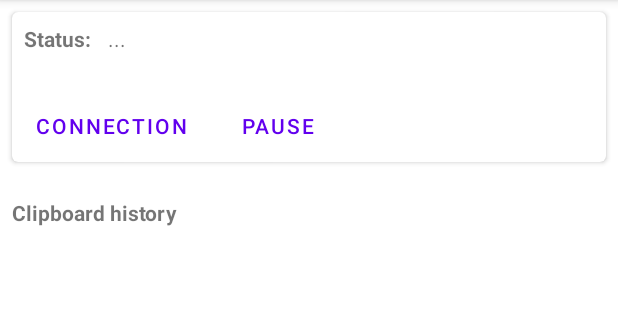
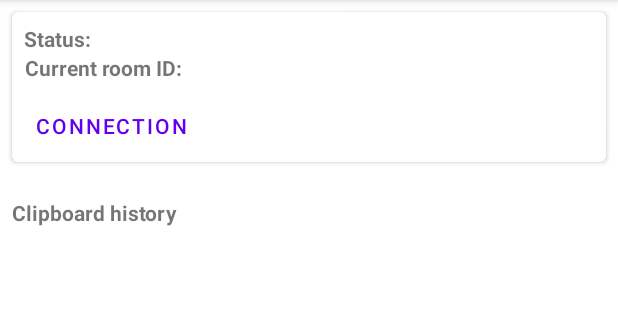
Before and after one commit to Ard2148810/Shared-clipboard-android, an Android app: the screen it shows after launch (MainActivity), on a phone screen of 412 x 824 dp, the part 84-404 px from its top. Run offline under Robolectric (Android 15) with nearby library versions, the light colour scheme and no system bars; 4 statements that could not run were skipped.

Commit message:
Small view changes

```diff
--- a/app/src/main/java/pl/adrian/sharedclipboard/ConnectionActivity.java
+++ b/app/src/main/java/pl/adrian/sharedclipboard/ConnectionActivity.java
@@ -37,6 +37,7 @@ public class ConnectionActivity extends AppCompatActivity {
 
         this.btnConnect.setOnClickListener(listener -> {
             if(connectionService != null) {
+                btnConnect.setEnabled(false);
                 Intent intent = new Intent(this, ConnectionService.class);
                 if(!isConnected) {
                     System.out.println("ConnectionActivity: starting service...");
@@ -72,10 +73,13 @@ public class ConnectionActivity extends AppCompatActivity {
     private void setConnectionStatus(boolean value) {
         System.out.println("Setting connection status to: " + value);
         this.isConnected = value;
+        this.btnConnect.setEnabled(true);
         if(value) {
             this.statusValue.setText(R.string.ws_connected);
+            this.btnConnect.setText(R.string.btn_disconnect);
         } else {
             this.statusValue.setText(R.string.ws_disconnected);
+            this.btnConnect.setText(R.string.btn_connect);
         }
     }
 
--- a/app/src/main/java/pl/adrian/sharedclipboard/MainActivity.java
+++ b/app/src/main/java/pl/adrian/sharedclipboard/MainActivity.java
@@ -35,6 +35,7 @@ public class MainActivity extends AppCompatActivity  {
     private ConnectionService connectionService;
 
     private TextView status;
+    private TextView roomId;
 
     private boolean isBound = false;
 
@@ -46,6 +47,7 @@ public class MainActivity extends AppCompatActivity  {
         setContentView(R.layout.activity_main);
         Toolbar toolbar = findViewById(R.id.toolbar);
         status = findViewById(R.id.status_value);
+        roomId = findViewById(R.id.room_id_value);
         setSupportActionBar(toolbar);
 
         findViewById(R.id.btn_connection).setOnClickListener(view1 -> {
@@ -147,12 +149,20 @@ public class MainActivity extends AppCompatActivity  {
         updateClipboardHistory();
     }
 
+    private void onRoomIdChanged(String roomId) {
+        this.roomId.setText(roomId);
+    }
+
     public void getStatus() {
         connectionService.isConnected.observe(this, this::setConnectionStatus);
     }
 
     private void getMessage() {
         connectionService.message.observe(this, this::onMessageChanged);
+    }
+
+    private void getRoomId() {
+        connectionService.roomId.observe(this, this::onRoomIdChanged);
     }
 
     private ServiceConnection serviceHandler = new ServiceConnection() {
@@ -164,6 +174,7 @@ public class MainActivity extends AppCompatActivity  {
             isBound = true;
             getStatus();
             getMessage();
+            getRoomId();
         }
 
         @Override
--- a/app/src/main/res/layout/activity_connection.xml
+++ b/app/src/main/res/layout/activity_connection.xml
@@ -44,7 +44,7 @@
         android:layout_width="wrap_content"
         android:layout_height="wrap_content"
         android:layout_marginTop="24dp"
-        android:text="@string/btn_connection"
+        android:text="@string/btn_connect"
         app:layout_constraintEnd_toEndOf="parent"
         app:layout_constraintStart_toStartOf="parent"
         app:layout_constraintTop_toBottomOf="@+id/editTextTextPersonName" />
--- a/app/src/main/res/layout/content_main.xml
+++ b/app/src/main/res/layout/content_main.xml
@@ -1,6 +1,7 @@
 <?xml version="1.0" encoding="utf-8"?>
 <androidx.constraintlayout.widget.ConstraintLayout xmlns:android="http://schemas.android.com/apk/res/android"
     xmlns:app="http://schemas.android.com/apk/res-auto"
+    xmlns:tools="http://schemas.android.com/tools"
     android:layout_width="match_parent"
     android:layout_height="match_parent"
     app:layout_behavior="@string/appbar_scrolling_view_behavior">
@@ -34,18 +35,8 @@
                 app:layout_constraintBottom_toBottomOf="parent"
                 app:layout_constraintStart_toStartOf="parent" />
 
-            <Button
-                android:id="@+id/btn_pause"
-                style="@style/Widget.MaterialComponents.Button.TextButton"
-                android:layout_width="wrap_content"
-                android:layout_height="wrap_content"
-                android:layout_marginStart="8dp"
-                android:text="Pause"
-                app:layout_constraintBottom_toBottomOf="parent"
-                app:layout_constraintStart_toEndOf="@+id/btn_connection" />
-
             <TextView
-                android:id="@+id/info_text"
+                android:id="@+id/info_status"
                 android:layout_width="wrap_content"
                 android:layout_height="wrap_content"
                 android:layout_marginStart="8dp"
@@ -57,14 +48,32 @@
                 app:layout_constraintTop_toTopOf="parent" />
 
             <TextView
+                android:id="@+id/info_room_id"
+                android:layout_width="wrap_content"
+                android:layout_height="wrap_content"
+                android:gravity="center"
+                android:text="Current room ID:"
+                android:textStyle="bold"
+                app:layout_constraintStart_toStartOf="@+id/info_status"
+                app:layout_constraintTop_toBottomOf="@+id/info_status" />
+
+            <TextView
                 android:id="@+id/status_value"
                 android:layout_width="wrap_content"
                 android:layout_height="wrap_content"
                 android:layout_marginStart="8dp"
                 android:gravity="center"
-                android:text="..."
-                app:layout_constraintStart_toEndOf="@+id/info_text"
-                app:layout_constraintTop_toTopOf="@+id/info_text" />
+                app:layout_constraintStart_toEndOf="@+id/info_status"
+                app:layout_constraintTop_toTopOf="@+id/info_status" />
+
+            <TextView
+                android:id="@+id/room_id_value"
+                android:layout_width="wrap_content"
+                android:layout_height="wrap_content"
+                android:layout_marginStart="8dp"
+                android:gravity="center"
+                app:layout_constraintStart_toEndOf="@+id/info_room_id"
+                app:layout_constraintTop_toTopOf="@+id/info_room_id" />
         </androidx.constraintlayout.widget.ConstraintLayout>
 
     </androidx.cardview.widget.CardView>
--- a/app/src/main/res/values/strings.xml
+++ b/app/src/main/res/values/strings.xml
@@ -40,7 +40,8 @@
     <string name="ws_connecting">Connecting…</string>
     <string name="ws_disconnected">Disconnected</string>
     <string name="ws_paused">Paused</string>
-    <string name="btn_connection">CLICK</string>
+    <string name="btn_connect">Connect</string>
+    <string name="btn_disconnect">Disconnect</string>
     <string name="status">Status:</string>
     <string name="room_id">Room ID</string>
     <string name="clipboard_history_items">clipboard_history_items</string>
```
Also changed, not shown: app/src/main/java/pl/adrian/sharedclipboard/ConnectionService.java (+6 -1 lines), app/src/main/java/pl/adrian/sharedclipboard/WebSocketConnectionAdapter.java (+10 -7 lines).
